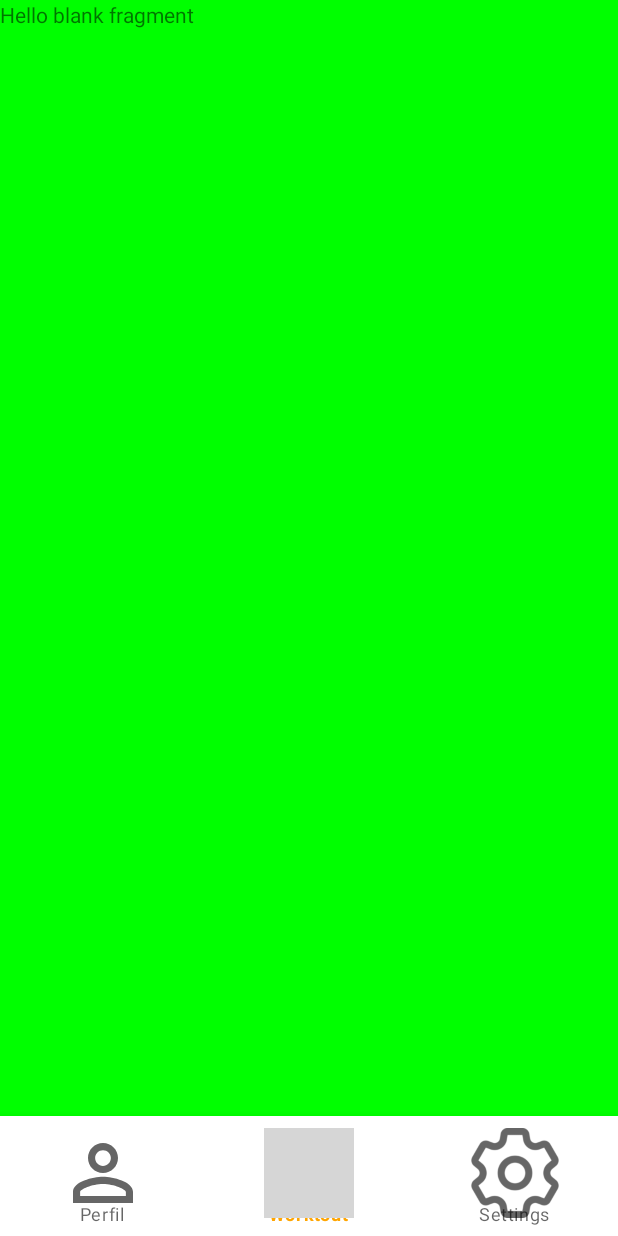
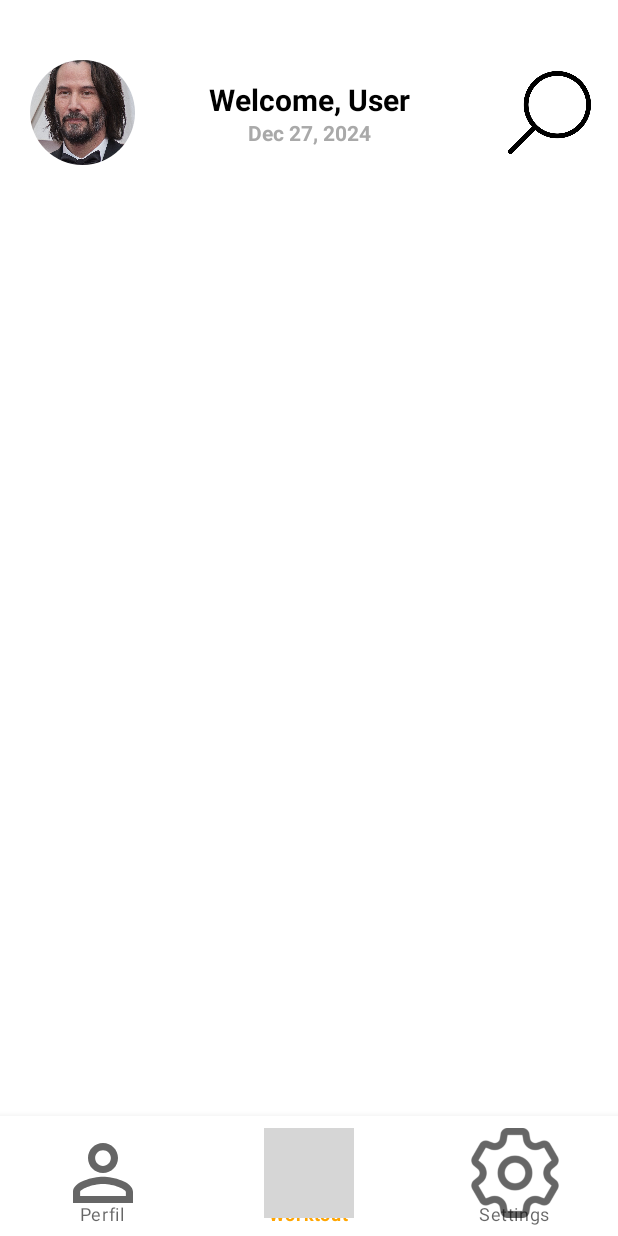
Before and after one commit to RicardoFernandes1824/FitnessApp_DWM, an Android app: the Profile screen opened through its navigation route, on a phone screen of 412 x 824 dp. Run offline under Robolectric (Android 15) with nearby library versions, the phone set to English and light mode, and no system bars; our stand-ins replace CircleImageView; grey boxes are pictures that could not be loaded.

Commit message:
Profile and Settings Advance

```diff
--- a/app/build.gradle.kts
+++ b/app/build.gradle.kts
@@ -58,10 +58,12 @@ dependencies {
     implementation ("com.squareup.okhttp3:okhttp:4.11.0")
     //Menu
     implementation ("com.google.android.material:material:1.2.0")
-
+    //NavBar
     implementation ("androidx.compose.ui:ui:1.7.6")
     implementation ("androidx.compose.material:material:1.7.6")
     implementation ("androidx.navigation:navigation-compose:2.8.5-alpha01")
+    //Circular Image
+    implementation ("de.hdodenhof:circleimageview:3.1.0")
 
 
 }
--- a/app/src/main/java/com/example/fitnessapp/Profile.kt
+++ b/app/src/main/java/com/example/fitnessapp/Profile.kt
@@ -1,59 +1,44 @@
+
     package com.example.fitnessapp
 
+    import android.content.Context
     import android.os.Bundle
-import androidx.fragment.app.Fragment
+    import android.util.Log
     import android.view.LayoutInflater
     import android.view.View
     import android.view.ViewGroup
+    import android.widget.TextView
+    import androidx.fragment.app.Fragment
+    import java.text.DateFormat
+    import java.util.Calendar
 
-// TODO: Rename parameter arguments, choose names that match
-// the fragment initialization parameters, e.g. ARG_ITEM_NUMBER
-private const val ARG_PARAM1 = "param1"
-private const val ARG_PARAM2 = "param2"
+    class Profile : Fragment() {
 
-/**
- * A simple [Fragment] subclass.
- * Use the [Settings.newInstance] factory method to
- * create an instance of this fragment.
- */
-class Profile : Fragment() {
-    // TODO: Rename and change types of parameters
-    private var param1: String? = null
-    private var param2: String? = null
-
-    override fun onCreate(savedInstanceState: Bundle?) {
-        super.onCreate(savedInstanceState)
-        arguments?.let {
-            param1 = it.getString(ARG_PARAM1)
-            param2 = it.getString(ARG_PARAM2)
-        }
-    }
 
         override fun onCreateView(
             inflater: LayoutInflater, container: ViewGroup?,
             savedInstanceState: Bundle?
         ): View? {
             // Inflate the layout for this fragment
-        return inflater.inflate(R.layout.fragment_profile, container, false)
-    }
+            val view = inflater.inflate(R.layout.fragment_profile, container, false)
 
-    companion object {
-        /**
-         * Use this factory method to create a new instance of
-         * this fragment using the provided parameters.
-         *
-         * @param param1 Parameter 1.
-         * @param param2 Parameter 2.
-         * @return A new instance of fragment Settings.
-         */
-        // TODO: Rename and change types and number of parameters
-        @JvmStatic
-        fun newInstance(param1: String, param2: String) =
-            Settings().apply {
-                arguments = Bundle().apply {
-                    putString(ARG_PARAM1, param1)
-                    putString(ARG_PARAM2, param2)
+
+            // Retrieve the username from SharedPreferences
+            val sharedPreferences =
+                requireContext().getSharedPreferences("MyAppPrefs", Context.MODE_PRIVATE)
+            val username = sharedPreferences.getString("username", "User") // Default to "User" if not found
+
+            // Update the TextView with the username
+            val helloText: TextView = view.findViewById(R.id.helloTxt)
+            helloText.text = "Welcome, $username"
+            Log.i("User", "USER: $username")
+
+            val calendar = Calendar.getInstance().time
+            val dateFormat = DateFormat.getDateInstance().format(calendar)
+
+            val dateTextView: TextView = view.findViewById(R.id.dateTxt)
+            dateTextView.text = dateFormat
+
+            return view
         }
     }
-    }
-}
--- a/app/src/main/res/layout/fragment_profile.xml
+++ b/app/src/main/res/layout/fragment_profile.xml
@@ -1,15 +1,64 @@
 <?xml version="1.0" encoding="utf-8"?>
 <FrameLayout xmlns:android="http://schemas.android.com/apk/res/android"
+    xmlns:app="http://schemas.android.com/apk/res-auto"
     xmlns:tools="http://schemas.android.com/tools"
     android:layout_width="match_parent"
     android:layout_height="match_parent"
-    android:background="#00ff00"
+    android:background="@color/white"
     tools:context=".Profile">
 
-    <!-- TODO: Update blank fragment layout -->
-    <TextView
-        android:layout_width="match_parent"
-        android:layout_height="match_parent"
-        android:text="@string/hello_blank_fragment" />
+
+        <de.hdodenhof.circleimageview.CircleImageView
+            android:layout_width="70dp"
+            android:layout_height="70dp"
+            android:layout_marginStart="20dp"
+            android:layout_marginTop="40dp"
+            android:src="@drawable/keanu_reeves" />
+
+        <androidx.constraintlayout.widget.ConstraintLayout
+            android:id="@+id/text"
+            android:layout_width="match_parent"
+            android:layout_height="match_parent">
+
+                <TextView
+                    android:id="@+id/helloTxt"
+                    android:layout_width="wrap_content"
+                    android:layout_height="wrap_content"
+                    android:layout_marginTop="55dp"
+                    android:gravity="center"
+                    android:includeFontPadding="false"
+                    android:text=""
+                    android:textColor="@color/black"
+                    android:textStyle="bold"
+                    android:textSize="20sp"
+                    app:layout_constraintEnd_toEndOf="parent"
+                    app:layout_constraintStart_toStartOf="parent"
+                    app:layout_constraintTop_toTopOf="parent" />
+
+                <TextView
+                    android:id="@+id/dateTxt"
+                    android:layout_width="wrap_content"
+                    android:layout_height="wrap_content"
+                    android:text=""
+                    android:textColor="@color/darkGrey"
+                    android:textStyle="bold"
+                    app:layout_constraintEnd_toEndOf="parent"
+                    app:layout_constraintStart_toStartOf="parent"
+                    app:layout_constraintTop_toBottomOf="@+id/helloTxt" />
+
+                <ImageButton
+                    android:id="@+id/imageButton"
+                    android:layout_width="55dp"
+                    android:layout_height="55dp"
+                    android:layout_marginTop="47dp"
+                    android:background="@android:color/transparent"
+                    android:scaleType="fitCenter"
+                    android:src="@drawable/search"
+                    app:layout_constraintEnd_toEndOf="parent"
+                    app:layout_constraintHorizontal_bias="0.95"
+                    app:layout_constraintStart_toStartOf="parent"
+                    app:layout_constraintTop_toTopOf="parent" />
+        </androidx.constraintlayout.widget.ConstraintLayout>
+
 
 </FrameLayout>
```
Also changed, not shown: app/src/main/java/com/example/fitnessapp/Settings.kt (+1 -54 lines), app/src/main/res/layout/fragment_settings.xml (+30 -5 lines), app/src/main/res/drawable/keanu_reeves.jpg (added), app/src/main/res/drawable/search.png (added). Lines whose indentation alone changed are shown as unchanged.
